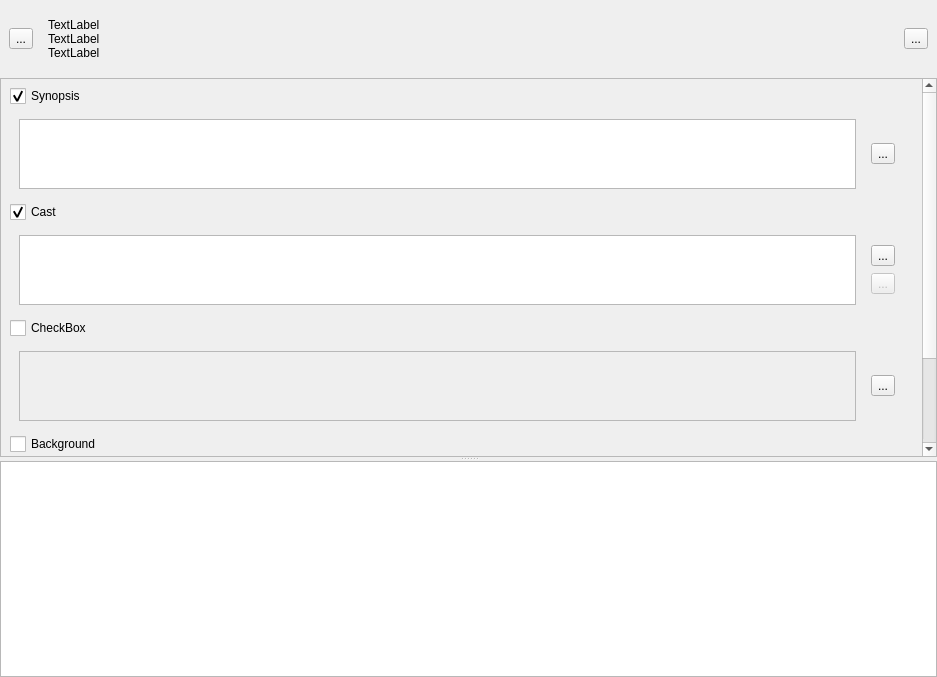
The window that src/panelview.ui (app211/jaqet) describes before a commit, drawn with Qt 5.
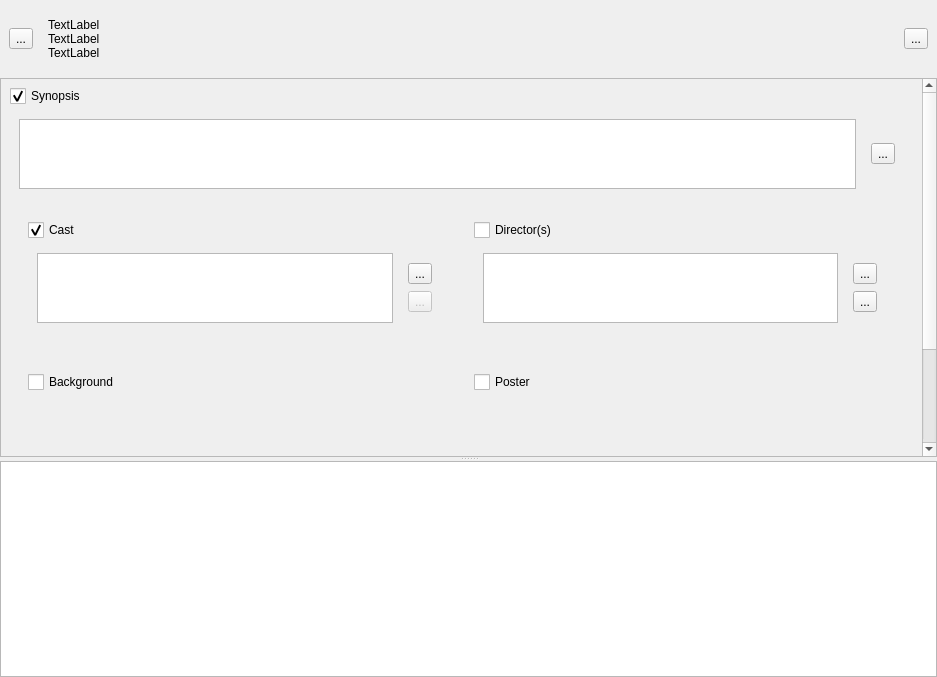
The same window after the commit. Icons and pictures are not drawn. Custom widgets are drawn as their Qt base class.

```diff
--- a/src/panelview.ui
+++ b/src/panelview.ui
@@ -156,9 +156,9 @@
               <property name="geometry">
                <rect>
                 <x>0</x>
-                <y>-204</y>
+                <y>-139</y>
                 <width>917</width>
-                <height>598</height>
+                <height>533</height>
                </rect>
               </property>
               <layout class="QVBoxLayout" name="verticalLayout_4">
@@ -254,6 +254,18 @@
                 </widget>
                </item>
                <item>
+                <widget class="QWidget" name="widget_12" native="true">
+                 <layout class="QHBoxLayout" name="horizontalLayout_6">
+                  <item>
+                   <widget class="QWidget" name="widget_14" native="true">
+                    <property name="minimumSize">
+                     <size>
+                      <width>0</width>
+                      <height>0</height>
+                     </size>
+                    </property>
+                    <layout class="QVBoxLayout" name="verticalLayout_12">
+                     <item>
                 <widget class="QCheckBox" name="checkBoxLockCast">
                  <property name="styleSheet">
                   <string notr="true">QCheckBox {
@@ -360,8 +372,14 @@
                  </layout>
                 </widget>
                </item>
+                    </layout>
+                   </widget>
+                  </item>
                <item>
-                <widget class="QCheckBox" name="checkBox_3">
+                   <widget class="QWidget" name="widget_13" native="true">
+                    <layout class="QVBoxLayout" name="verticalLayout_13">
+                     <item>
+                      <widget class="QCheckBox" name="checkBoxLockDirectors">
                  <property name="styleSheet">
                   <string notr="true">QCheckBox {
     spacing: 5px;
@@ -408,7 +426,7 @@
 </string>
                  </property>
                  <property name="text">
-                  <string>CheckBox</string>
+                        <string>Director(s)</string>
                  </property>
                 </widget>
                </item>
@@ -416,9 +434,9 @@
                 <widget class="QWidget" name="widget_8" native="true">
                  <layout class="QHBoxLayout" name="horizontalLayout_5">
                   <item>
-                   <widget class="QListWidget" name="directorlistWidget">
+                         <widget class="QListWidget" name="directorListWidget">
                     <property name="enabled">
-                     <bool>false</bool>
+                           <bool>true</bool>
                     </property>
                    </widget>
                   </item>
@@ -426,17 +444,17 @@
                    <widget class="QWidget" name="widget_9" native="true">
                     <layout class="QVBoxLayout" name="verticalLayout_10">
                      <item>
-                      <widget class="QToolButton" name="directorToolButton">
+                            <widget class="QToolButton" name="toolButton">
                        <property name="text">
                         <string>...</string>
                        </property>
-                       <property name="icon">
-                        <iconset resource="../resources/resources.qrc">
-                         <normaloff>:/resources/Edit.png</normaloff>:/resources/Edit.png</iconset>
-                       </property>
-                       <property name="checkable">
-                        <bool>true</bool>
-                       </property>
+                            </widget>
+                           </item>
+                           <item>
+                            <widget class="QToolButton" name="actionDirectorRemove">
+                             <property name="text">
+                              <string>...</string>
+                             </property>
                       </widget>
                      </item>
                     </layout>
@@ -445,6 +463,24 @@
                  </layout>
                 </widget>
                </item>
+                    </layout>
+                   </widget>
+                  </item>
+                 </layout>
+                </widget>
+               </item>
+               <item>
+                <widget class="QWidget" name="widget_15" native="true">
+                 <property name="minimumSize">
+                  <size>
+                   <width>0</width>
+                   <height>0</height>
+                  </size>
+                 </property>
+                 <layout class="QHBoxLayout" name="horizontalLayout_7">
+                  <item>
+                   <widget class="QWidget" name="widget_16" native="true">
+                    <layout class="QVBoxLayout" name="verticalLayout_14">
                <item>
                 <widget class="QCheckBox" name="checkBox_4">
                  <property name="styleSheet">
@@ -498,38 +534,29 @@
                 </widget>
                </item>
                <item>
-                <widget class="QWidget" name="widget_10" native="true">
-                 <layout class="QHBoxLayout" name="horizontalLayout_6">
-                  <item>
-                   <widget class="QPushButton" name="pushButtonBackDrop">
-                    <property name="text">
-                     <string/>
-                    </property>
-                    <property name="icon">
-                     <iconset>
-                      <activeon>:/resources/templates/CryFibril/preview.jpg</activeon>
-                     </iconset>
-                    </property>
-                    <property name="iconSize">
+                      <widget class="MyButton" name="chooseBackgroundButton" native="true">
+                       <property name="sizePolicy">
+                        <sizepolicy hsizetype="Preferred" vsizetype="Preferred">
+                         <horstretch>0</horstretch>
+                         <verstretch>0</verstretch>
+                        </sizepolicy>
+                       </property>
+                       <property name="minimumSize">
                      <size>
-                      <width>80</width>
-                      <height>80</height>
-                     </size>
-                    </property>
-                    <property name="autoDefault">
-                     <bool>false</bool>
-                    </property>
-                    <property name="default">
-                     <bool>false</bool>
-                    </property>
-                    <property name="flat">
-                     <bool>true</bool>
-                    </property>
+                         <width>0</width>
+                         <height>50</height>
+                        </size>
+                       </property>
+                       <zorder>widget_15</zorder>
+                       <zorder>frame</zorder>
                    </widget>
                   </item>
                  </layout>
                 </widget>
                </item>
+                  <item>
+                   <widget class="QWidget" name="widget_17" native="true">
+                    <layout class="QVBoxLayout" name="verticalLayout_15">
                <item>
                 <widget class="QCheckBox" name="checkBox">
                  <property name="styleSheet">
@@ -578,28 +605,55 @@
 </string>
                  </property>
                  <property name="text">
-                  <string>CheckBox</string>
+                        <string>Poster</string>
                  </property>
                 </widget>
                </item>
+                     <item>
+                      <widget class="MyButton" name="choosePosterButton" native="true">
+                       <layout class="QVBoxLayout" name="verticalLayout_11"/>
+                      </widget>
+                     </item>
+                    </layout>
+                   </widget>
+                  </item>
+                 </layout>
+                </widget>
+               </item>
+               <item>
+                <widget class="QWidget" name="widget_10" native="true">
+                 <property name="minimumSize">
+                  <size>
+                   <width>0</width>
+                   <height>0</height>
+                  </size>
+                 </property>
+                 <layout class="QHBoxLayout" name="horizontalLayout_8">
                <item>
                 <widget class="QWidget" name="widget_11" native="true">
                  <layout class="QVBoxLayout" name="verticalLayout_6">
                   <item>
-                   <widget class="QPushButton" name="pushButtonThumbail">
+                      <widget class="QCheckBox" name="checkBox_2">
                     <property name="text">
-                     <string/>
-                    </property>
-                    <property name="iconSize">
+                        <string>CheckBox</string>
+                       </property>
+                      </widget>
+                     </item>
+                     <item>
+                      <widget class="MyButton" name="chooseThumbailButton" native="true">
+                       <property name="minimumSize">
                      <size>
-                      <width>80</width>
-                      <height>80</height>
-                     </size>
-                    </property>
-                    <property name="flat">
-                     <bool>true</bool>
-                    </property>
-                   </widget>
+                         <width>0</width>
+                         <height>50</height>
+                        </size>
+                       </property>
+                      </widget>
+                     </item>
+                    </layout>
+                   </widget>
+                  </item>
+                  <item>
+                   <widget class="QWidget" name="widget_18" native="true"/>
                   </item>
                  </layout>
                 </widget>
@@ -627,6 +681,14 @@
    </item>
   </layout>
  </widget>
+ <customwidgets>
+  <customwidget>
+   <class>MyButton</class>
+   <extends>QWidget</extends>
+   <header location="global">mybutton.h</header>
+   <container>1</container>
+  </customwidget>
+ </customwidgets>
  <resources>
   <include location="../resources/resources.qrc"/>
  </resources>
```
Left out of the diff: 62 changed lines with no effect on the pictures. Lines whose indentation alone changed are shown as unchanged.
